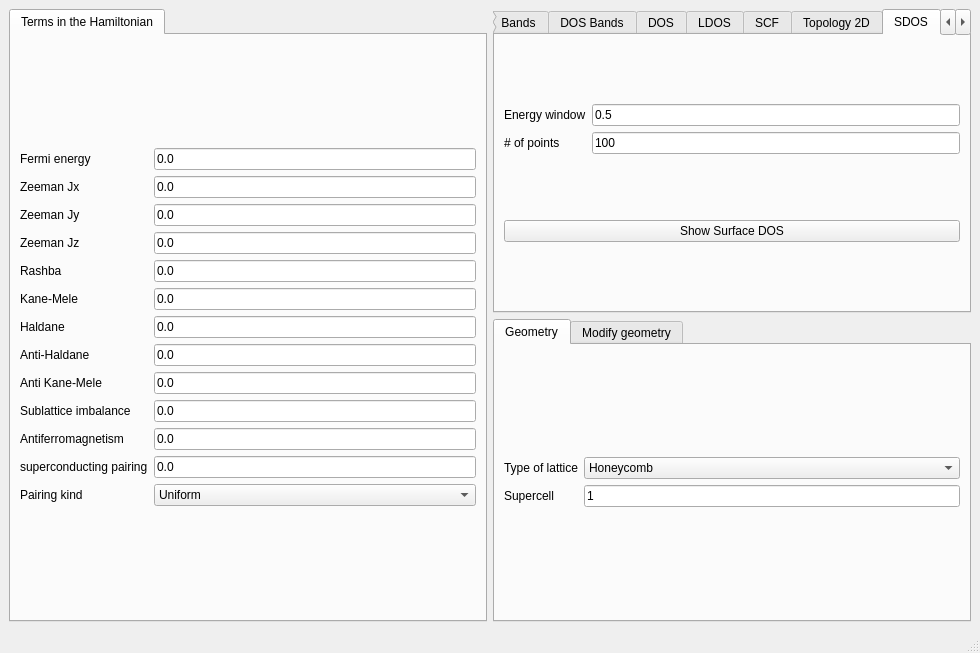
This is development/interface-pyqt/2d/interface.ui in joselado/quantum-honeycomp as Qt 5 draws it before an edit. The edited form follows.
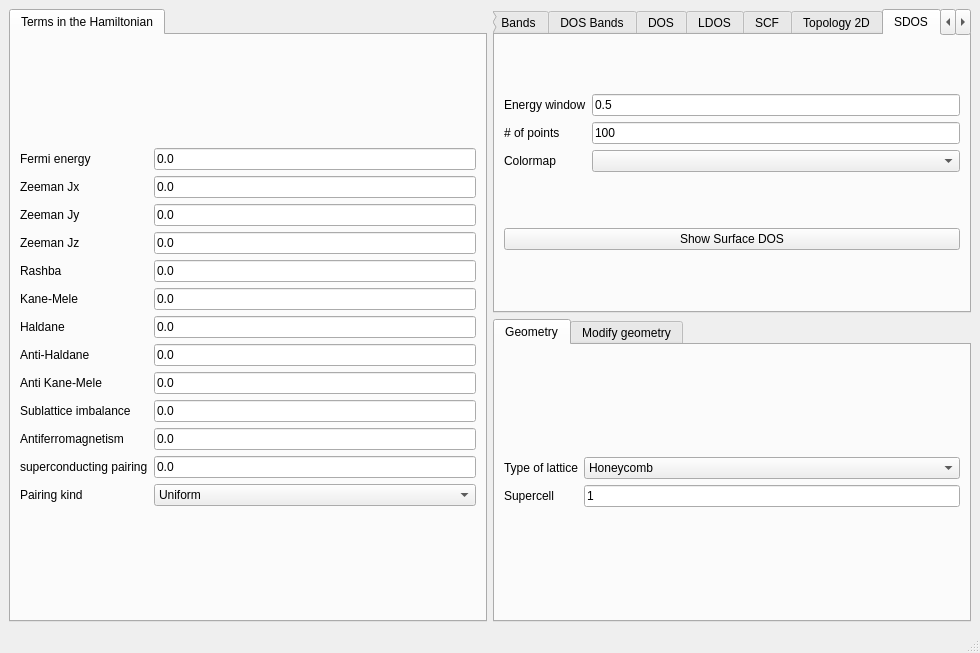
This is the edited form. The open tabs and pages were chosen to show the change.

```diff
--- a/development/interface-pyqt/2d/interface.ui
+++ b/development/interface-pyqt/2d/interface.ui
@@ -890,6 +890,16 @@
             </property>
            </widget>
           </item>
+          <item row="2" column="0">
+           <widget class="QLabel" name="label_40">
+            <property name="text">
+             <string>Colormap</string>
+            </property>
+           </widget>
+          </item>
+          <item row="2" column="1">
+           <widget class="QComboBox" name="kdos_colormap"/>
+          </item>
          </layout>
         </item>
         <item row="1" column="0">
```
Left out of the diff: 4 changed lines with no effect on the pictures.
